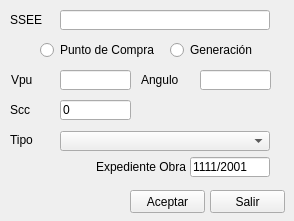
Above: frm_fuentes.ui from messinajuan/EnerGis5 before the change. Below: the same form after it.
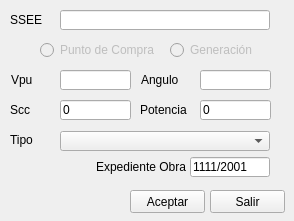
That is the form after the change.

```diff
--- a/frm_fuentes.ui
+++ b/frm_fuentes.ui
@@ -150,6 +150,9 @@
    </property>
   </widget>
   <widget class="QRadioButton" name="rbtPuntoCompra">
+   <property name="enabled">
+    <bool>false</bool>
+   </property>
    <property name="geometry">
     <rect>
      <x>40</x>
@@ -163,6 +166,9 @@
    </property>
   </widget>
   <widget class="QRadioButton" name="rbtGeneracion">
+   <property name="enabled">
+    <bool>false</bool>
+   </property>
    <property name="geometry">
     <rect>
      <x>170</x>
@@ -227,6 +233,35 @@
     <string>Expediente Obra</string>
    </property>
   </widget>
+  <widget class="QLineEdit" name="txtPotencia">
+   <property name="geometry">
+    <rect>
+     <x>200</x>
+     <y>100</y>
+     <width>71</width>
+     <height>20</height>
+    </rect>
+   </property>
+   <property name="inputMethodHints">
+    <set>Qt::ImhFormattedNumbersOnly</set>
+   </property>
+   <property name="text">
+    <string>0</string>
+   </property>
+  </widget>
+  <widget class="QLabel" name="label_10">
+   <property name="geometry">
+    <rect>
+     <x>140</x>
+     <y>100</y>
+     <width>60</width>
+     <height>20</height>
+    </rect>
+   </property>
+   <property name="text">
+    <string>Potencia</string>
+   </property>
+  </widget>
  </widget>
  <resources/>
  <connections/>
```
Left out of the diff: 6 changed lines with no effect on the pictures.
